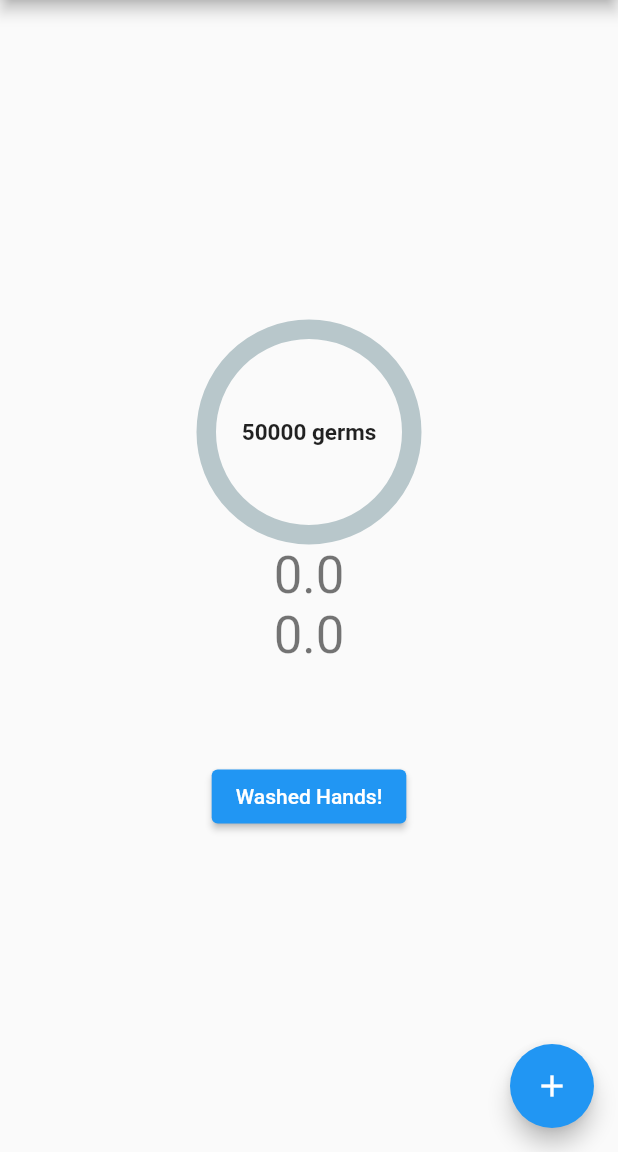
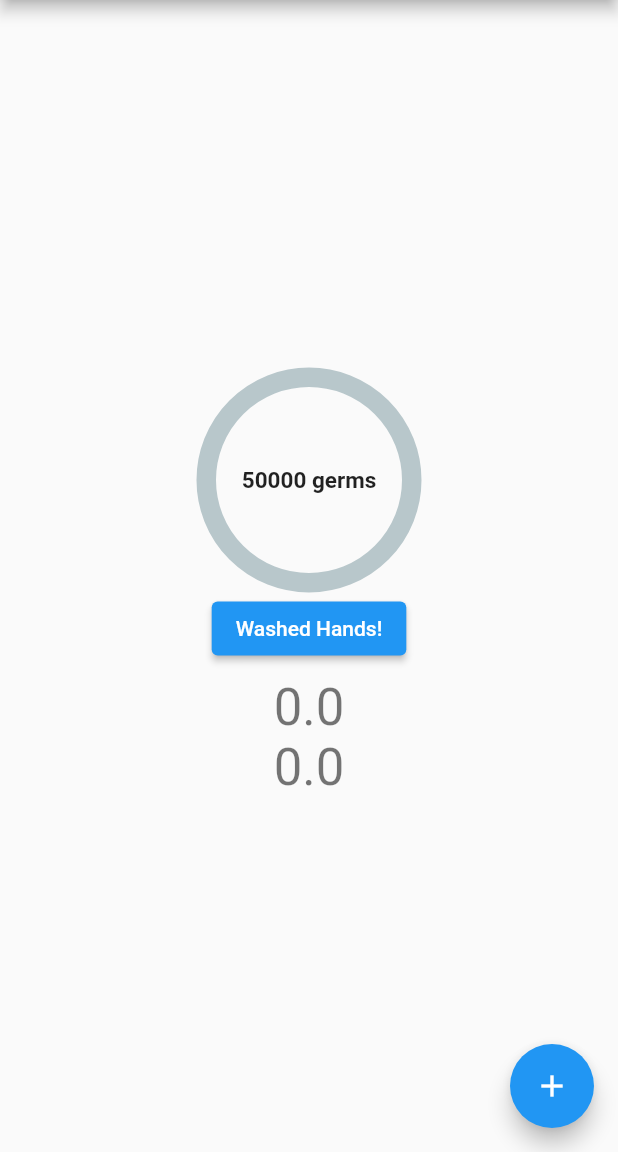
Before and after one commit to lukechn99/Minnehack2021, a Flutter app: the screen it shows after launch, after a tap on "Washed Hands!", on a phone screen of 412 x 824 dp, the part 84-1236 px from its top. Run offline on Flutter 3.47's test engine with Material 2 defaults, Android fonts, the phone set to English and light mode, and no system bars; drawn by our look-alikes of percent_indicator; our stand-ins replace location; missing offline and left inert: workmanager.

Commit message:
moving to other files

```diff
--- /dev/null
+++ b/clean_homies/lib/counter.dart
@@ -0,0 +1,88 @@
+import 'package:flutter/material.dart';
+import 'package:percent_indicator/percent_indicator.dart';
+import 'dart:async';
+
+class GermCounter extends StatefulWidget {
+  const GermCounter({Key key}) : super(key: key);
+
+  @override
+  State<StatefulWidget> createState() {
+    return GermCounterState();
+  }
+}
+
+class GermCounterState extends State<GermCounter> {
+  double _counter = 50000;
+  double _percent = 0;
+  Color progress = Colors.red;
+
+  Timer timer;
+  @override
+  void initState() {
+    super.initState();
+    timer = Timer.periodic(Duration(seconds: 60), (Timer t) => _germCounter());
+  }
+  @override
+  void dispose() {
+    timer?.cancel();
+    super.dispose();
+  }
+
+  void _washedHands() {
+    setState(() {
+      _counter = 50000;
+      _percent = 0;
+    });
+  }
+
+  void _germCounter() {
+    setState(() {
+      _counter *= 1.0353;
+      _percent = _counter / 5000000;
+      if (_percent < 0.25) {
+        progress = Colors.green;
+      } else if (_percent < 0.5) {
+        progress = Colors.yellow;
+      } else if (_percent < 0.75) {
+        progress = Colors.orange;
+      } else {
+        if (_percent > 1) {
+          _percent = 1;
+        }
+        progress = Colors.red;
+      }
+    });
+  }
+
+  @override
+  Widget build(BuildContext context) {
+    return Container(
+      padding: EdgeInsets.all(8.0),
+      alignment: Alignment.center,
+      child: Column(
+        mainAxisAlignment: MainAxisAlignment.center,
+        children: <Widget>[
+          CircularPercentIndicator(
+            radius: 150.0,
+            lineWidth: 13.0,
+            animation: true,
+            percent: _percent,
+            center: new Text(
+              _counter.toInt().toString() + " germs",
+              style:
+              new TextStyle(fontWeight: FontWeight.bold, fontSize: 15.0),
+            ),
+            circularStrokeCap: CircularStrokeCap.round,
+            progressColor: progress,
+          ),
+          ElevatedButton(
+            child: Text('Washed Hands!'),
+            onPressed: () {
+              _washedHands();
+            },
+          )
+        ]
+      )
+    );
+  }
+}
--- a/clean_homies/lib/main.dart
+++ b/clean_homies/lib/main.dart
@@ -1,8 +1,7 @@
 import 'package:flutter/material.dart';
 // import 'package:clean_homies/background_task.dart';
 import 'package:location/location.dart';
-import 'package:percent_indicator/percent_indicator.dart';
-import 'dart:async';
+import 'counter.dart';
 
 void main() {
   runApp(MyApp());
@@ -52,58 +51,11 @@ class MyHomePage extends StatefulWidget {
 }
 
 class _MyHomePageState extends State<MyHomePage> {
-  double _counter = 50000;
-  double _percent = 0;
   double latitude = 0;
   double longitude = 0;
-  Color progress = Colors.red;
-
-  void _incrementCounter() {
-    setState(() {
-      // This call to setState tells the Flutter framework that something has
-      // changed in this State, which causes it to rerun the build method below
-      // so that the display can reflect the updated values. If we changed
-      // _counter without calling setState(), then the build method would not be
-      // called again, and so nothing would appear to happen.
-      _counter *= 1.0353;
-      _percent = _counter / 5000000;
-      if (_percent < 0.25) {
-        progress = Colors.green;
-      } else if (_percent < 0.5) {
-        progress = Colors.yellow;
-      } else if (_percent < 0.75) {
-        progress = Colors.orange;
-      } else {
-        if (_percent > 1) {
-          _percent = 1;
-        }
-        progress = Colors.red;
-      }
-    });
-  }
-
-  Timer timer;
-  @override
-  void initState() {
-    super.initState();
-    timer = Timer.periodic(Duration(seconds: 60), (Timer t) => _incrementCounter());
-  }
-  @override
-  void dispose() {
-    timer?.cancel();
-    super.dispose();
-  }
-
-  void _washedHands() {
-    setState(() {
-      _counter = 50000;
-      _percent = 0;
-    });
-  }
 
   void _getLocation() async {
     // grab location
-    _incrementCounter();
 
     Location location = new Location();
     bool _serviceEnabled;
@@ -167,19 +119,7 @@ class _MyHomePageState extends State<MyHomePage> {
           // horizontal).
           mainAxisAlignment: MainAxisAlignment.center,
           children: <Widget>[
-            CircularPercentIndicator(
-              radius: 150.0,
-              lineWidth: 13.0,
-              animation: true,
-              percent: _percent,
-              center: new Text(
-                _counter.toInt().toString() + " germs",
-                style:
-                new TextStyle(fontWeight: FontWeight.bold, fontSize: 15.0),
-              ),
-              circularStrokeCap: CircularStrokeCap.round,
-              progressColor: progress,
-            ),
+            GermCounter(),
             Text(
               '$latitude',
               style: Theme.of(context).textTheme.headline4,
@@ -187,24 +127,15 @@ class _MyHomePageState extends State<MyHomePage> {
             Text(
               '$longitude',
               style: Theme.of(context).textTheme.headline4,
-            ),
-            Padding(
-              padding: EdgeInsets.all(32.0)
-            ),
-            ElevatedButton(
-              child: Text('Washed Hands!'),
-              onPressed: () {
-                _washedHands();
-              },
             )
-          ],
-        ),
+          ]
+        )
       ),
       floatingActionButton: FloatingActionButton(
         onPressed: _getLocation,
         tooltip: 'Increment',
         child: Icon(Icons.add),
-      ), // This trailing comma makes auto-formatting nicer for build methods.
+      ) // This trailing comma makes auto-formatting nicer for build methods.
     );
   }
 }
```
